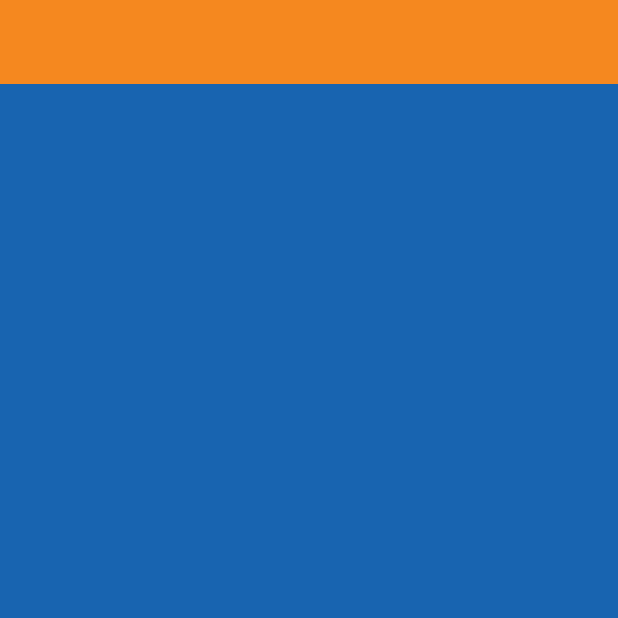
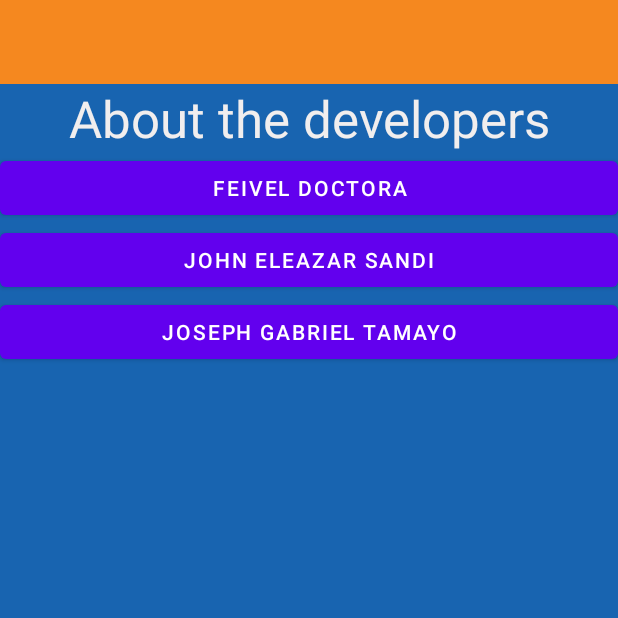
Before and after one commit to DoctoraCics/MobileProgrammingProject, an Android app: the Developers_Screen screen opened directly, with no data from a screen before it, on a phone screen of 412 x 824 dp, the top half of it. Run offline under Robolectric (Android 15) with nearby library versions, the phone set to English and light mode, and no system bars.

Commit message:
added developer screen layouts
added buttons

```diff
--- a/app/src/main/res/layout/activity_developers_screen.xml
+++ b/app/src/main/res/layout/activity_developers_screen.xml
@@ -14,10 +14,44 @@
 
         <androidx.appcompat.widget.Toolbar
             android:id="@+id/toolbar"
-            android:layout_width="412dp"
+            android:layout_width="match_parent"
             android:layout_height="wrap_content"
             android:background="#F5881F"
             android:minHeight="?attr/actionBarSize"
             android:theme="?attr/actionBarTheme" />
+
+        <TextView
+            android:id="@+id/textView4"
+            android:layout_width="match_parent"
+            android:layout_height="wrap_content"
+            android:gravity="center"
+            android:text="About the developers"
+            android:textColor="#F1EEEE"
+            android:textSize="34sp" />
+
+        <LinearLayout
+            android:layout_width="match_parent"
+            android:layout_height="match_parent"
+            android:orientation="vertical">
+
+            <Button
+                android:id="@+id/feivel"
+                android:layout_width="match_parent"
+                android:layout_height="wrap_content"
+                android:text="Feivel Doctora" />
+
+            <Button
+                android:id="@+id/jez"
+                android:layout_width="match_parent"
+                android:layout_height="wrap_content"
+                android:text="John Eleazar Sandi" />
+
+            <Button
+                android:id="@+id/joseph"
+                android:layout_width="match_parent"
+                android:layout_height="wrap_content"
+                android:text="Joseph Gabriel Tamayo" />
+        </LinearLayout>
+
     </LinearLayout>
 </androidx.constraintlayout.widget.ConstraintLayout>
```
